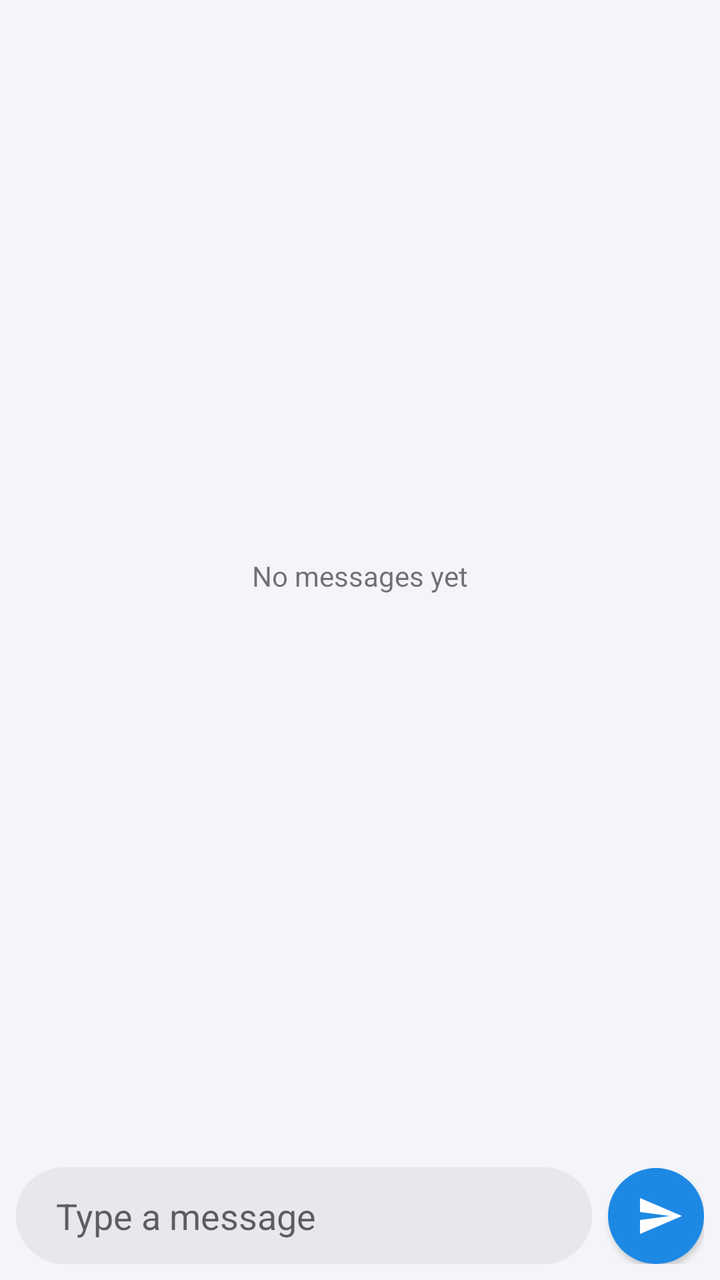
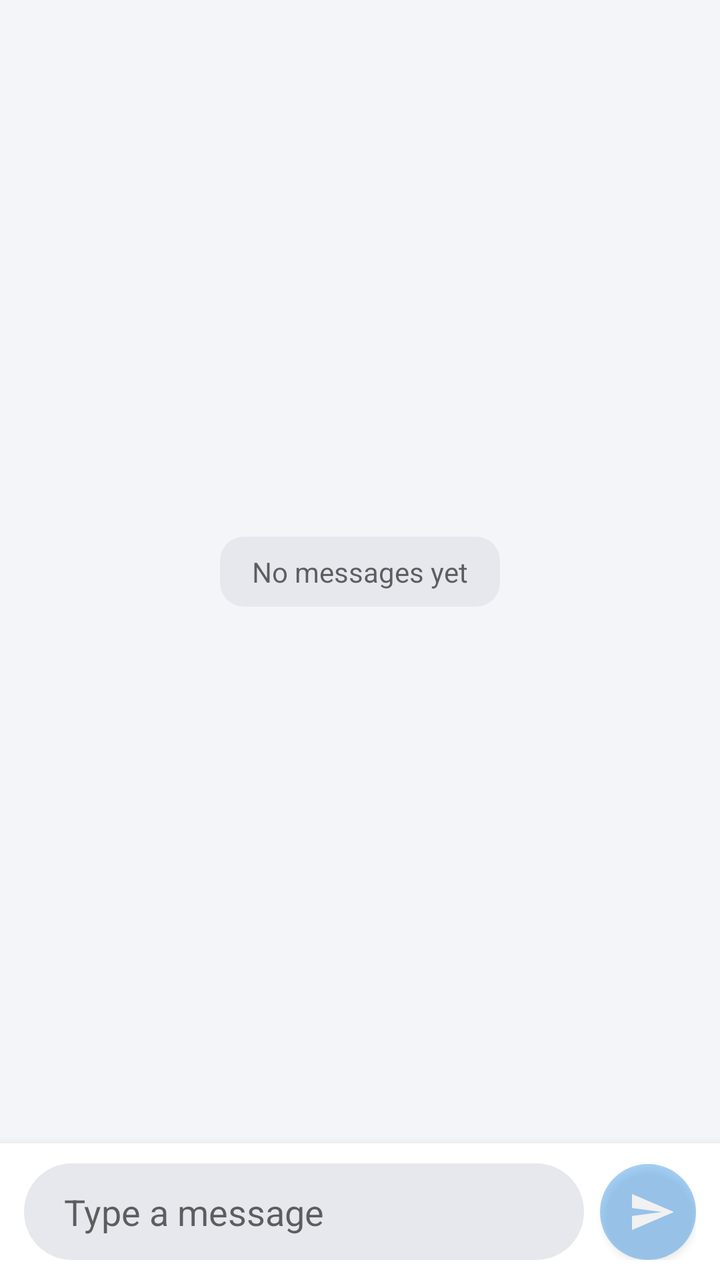

The first picture is an Android layout as it rendered before a commit; the second is the same layout after the commit. The layout source and the unified diff follow.
<!-- AndroidManifest.xml: application theme Theme.FtHangouts -->
<!-- res/layout/activity_conversation.xml -->
<?xml version="1.0" encoding="utf-8"?>
<LinearLayout xmlns:android="http://schemas.android.com/apk/res/android"
    android:layout_width="match_parent"
    android:layout_height="match_parent"
    android:orientation="vertical">

    <FrameLayout
        android:layout_width="match_parent"
        android:layout_height="0dp"
        android:layout_weight="1">

        
        <ListView
            android:id="@+id/message_list"
            android:layout_width="match_parent"
            android:layout_height="match_parent"
            android:clipToPadding="false"
            android:divider="@null"
            android:paddingVertical="8dp"
            android:stackFromBottom="true"
            android:transcriptMode="normal" />

        <TextView
            android:id="@+id/empty_messages"
            android:layout_width="wrap_content"
            android:layout_height="wrap_content"
            android:layout_gravity="center"
            android:text="@string/no_messages" />
    </FrameLayout>

    
    <LinearLayout
        android:layout_width="match_parent"
        android:layout_height="wrap_content"
        android:gravity="bottom"
        android:orientation="horizontal"
        android:padding="8dp">

        <EditText
            android:id="@+id/message_input"
            android:layout_width="0dp"
            android:layout_height="wrap_content"
            android:layout_weight="1"
            android:background="@drawable/bg_input_pill"
            android:hint="@string/hint_message"
            android:importantForAutofill="no"
            android:inputType="textMultiLine|textCapSentences"
            android:maxLines="4"
            android:minHeight="48dp"
            android:paddingHorizontal="20dp"
            android:paddingVertical="12dp" />

        <ImageButton
            android:id="@+id/button_send"
            android:layout_width="48dp"
            android:layout_height="48dp"
            android:layout_marginStart="8dp"
            android:background="@drawable/bg_fab"
            android:contentDescription="@string/action_send"
            android:elevation="2dp"
            android:paddingStart="4dp"
            android:src="@drawable/ic_send"
            android:tint="@color/white" />
    </LinearLayout>
</LinearLayout>
<!-- resources referenced by this layout -->
<resources>
  <color name="white">#FFFFFFFF</color>
  <!-- drawable bg_fab (drawable) -->
  <?xml version="1.0" encoding="utf-8"?>
  <ripple xmlns:android="http://schemas.android.com/apk/res/android"
      android:color="#40FFFFFF">
      <item>
          <shape android:shape="oval">
              <solid android:color="?android:attr/colorPrimary" />
          </shape>
      </item>
  </ripple>
  <!-- drawable bg_input_pill (drawable) -->
  <?xml version="1.0" encoding="utf-8"?>
  <shape xmlns:android="http://schemas.android.com/apk/res/android" android:shape="rectangle">
      <solid android:color="@color/surface_variant" />
      <corners android:radius="24dp" />
  </shape>
  <!-- drawable ic_send (drawable) -->
  <?xml version="1.0" encoding="utf-8"?>
  <vector xmlns:android="http://schemas.android.com/apk/res/android"
      android:width="24dp"
      android:height="24dp"
      android:tint="?android:attr/colorControlNormal"
      android:viewportWidth="24"
      android:viewportHeight="24">
      <path
          android:fillColor="@android:color/white"
          android:pathData="M2.01,21L23,12 2.01,3 2,10l15,2 -15,2z" />
  </vector>
  <string name="action_send">Send</string>
  <string name="hint_message">Type a message</string>
  <string name="no_messages">No messages yet</string>
  <style name="Theme.FtHangouts" parent="android:Theme.Material.Light.DarkActionBar">
          <item name="android:colorPrimary">@color/header_blue</item>
          <item name="android:colorPrimaryDark">@color/header_blue</item>
          <item name="android:colorAccent">@color/header_blue</item>
          <item name="android:colorBackground">@color/background</item>
          <item name="android:windowBackground">@color/background</item>
          
          <item name="android:windowLightStatusBar">false</item>
      </style>
  <color name="surface_variant">#FFE7E8EE</color>
  <color name="header_blue">#FF1E88E5</color>
  <color name="background">#FFF4F5F8</color>
</resources>

<!-- the commit's change to res/layout/activity_conversation.xml (unified diff, before → after) -->
@@ -25,16 +25,23 @@
             android:layout_width="wrap_content"
             android:layout_height="wrap_content"
             android:layout_gravity="center"
-            android:text="@string/no_messages" />
+            android:background="@drawable/bg_date_chip"
+            android:paddingHorizontal="16dp"
+            android:paddingVertical="8dp"
+            android:text="@string/no_messages"
+            android:textColor="?android:attr/textColorSecondary" />
     </FrameLayout>
 
     
     <LinearLayout
         android:layout_width="match_parent"
         android:layout_height="wrap_content"
+        android:background="@color/surface"
+        android:elevation="8dp"
         android:gravity="bottom"
         android:orientation="horizontal"
-        android:padding="8dp">
+        android:paddingHorizontal="12dp"
+        android:paddingVertical="10dp">
 
         <EditText
             android:id="@+id/message_input"
@@ -58,6 +65,8 @@
             android:background="@drawable/bg_fab"
             android:contentDescription="@string/action_send"
             android:elevation="2dp"
+            android:enabled="false"
+            android:alpha="0.4"
             android:paddingStart="4dp"
             android:src="@drawable/ic_send"
             android:tint="@color/white" />
<!-- resource entries referenced after the edit -->
@@ -1,6 +1,13 @@
 <!-- resources referenced by this layout -->
 <resources>
+  <color name="surface">#FFFFFFFF</color>
   <color name="white">#FFFFFFFF</color>
+  <!-- drawable bg_date_chip (drawable) -->
+  <?xml version="1.0" encoding="utf-8"?>
+  <shape xmlns:android="http://schemas.android.com/apk/res/android" android:shape="rectangle">
+      <solid android:color="@color/surface_variant" />
+      <corners android:radius="12dp" />
+  </shape>
   <!-- drawable bg_fab (drawable) -->
   <?xml version="1.0" encoding="utf-8"?>
   <ripple xmlns:android="http://schemas.android.com/apk/res/android"
